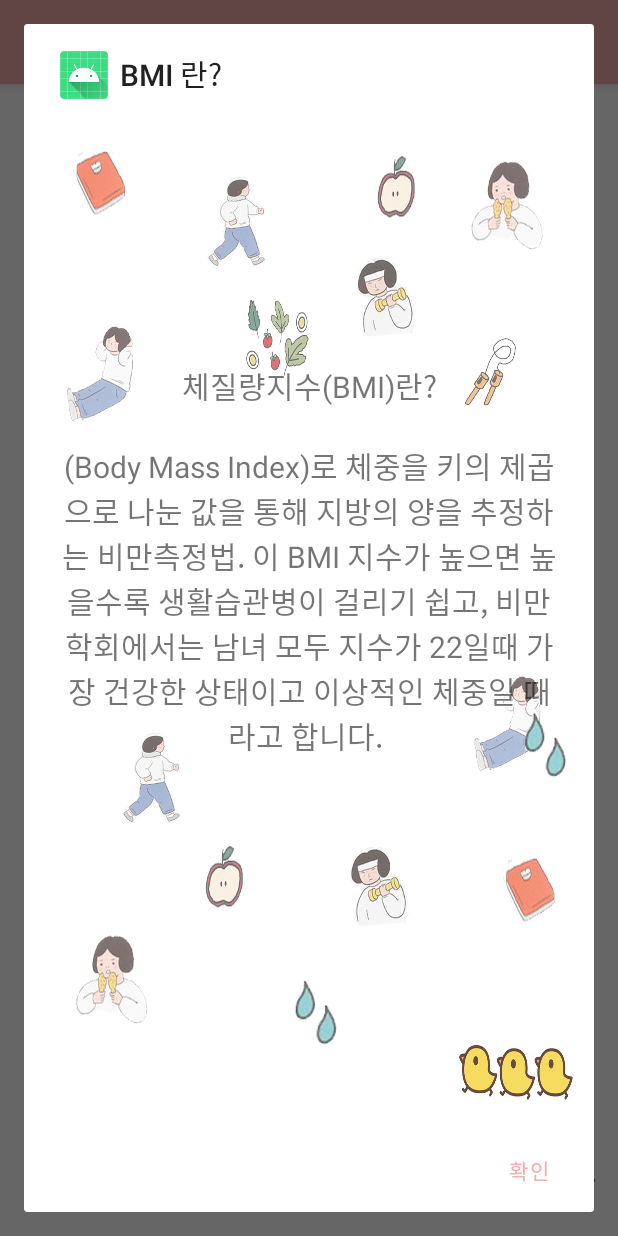
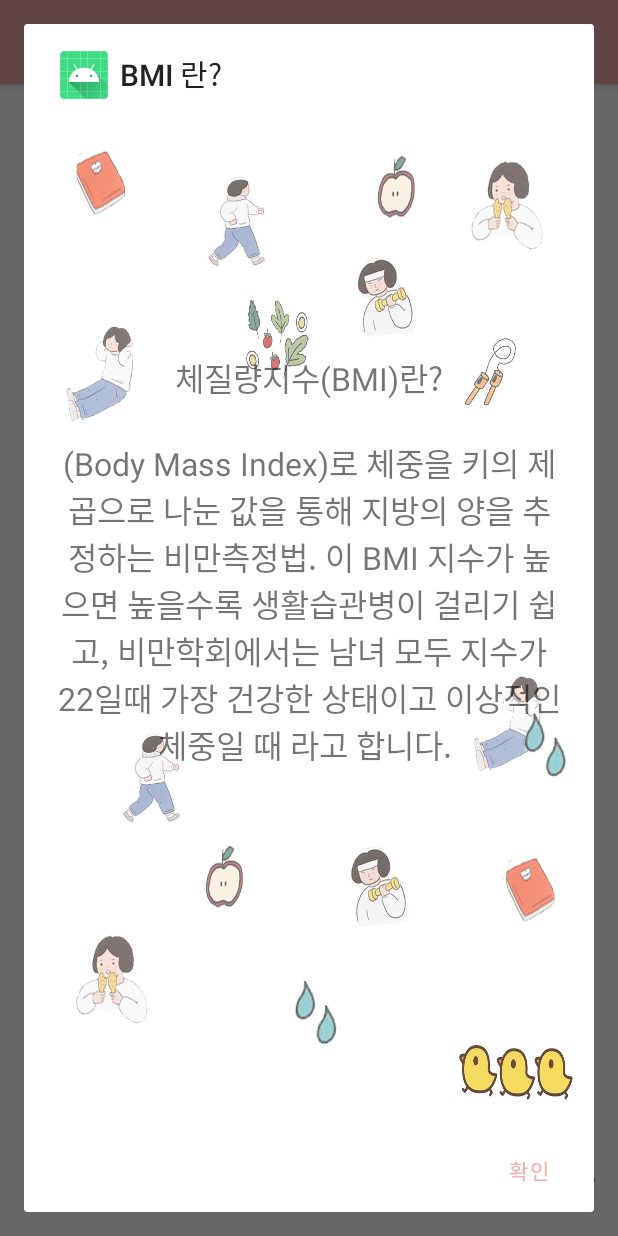
Before and after one commit to boram611/Android_Team4_BMI, an Android app: the screen it shows after launch (MainActivity), after a tap on an icon or button, on a phone screen of 412 x 824 dp. Run offline under Robolectric (Android 15) with nearby library versions, the light colour scheme and no system bars.

Commit message:
최종 코딩 보람쓰 디자인 부탁해유

```diff
--- a/app/src/main/res/layout/whatisbmi.xml
+++ b/app/src/main/res/layout/whatisbmi.xml
@@ -13,7 +13,7 @@
 이 BMI 지수가 높으면 높을수록 생활습관병이 걸리기 쉽고, 비만학회에서는 남녀 모두 지수가 22일때
 가장 건강한 상태이고 이상적인 체중일 때 라고 합니다.
 "
-        android:textSize="20dp"
+        android:textSize="21dp"
         android:paddingLeft="20dp"
         android:paddingRight="20dp"
         android:layout_marginBottom="70dp"/>
```
